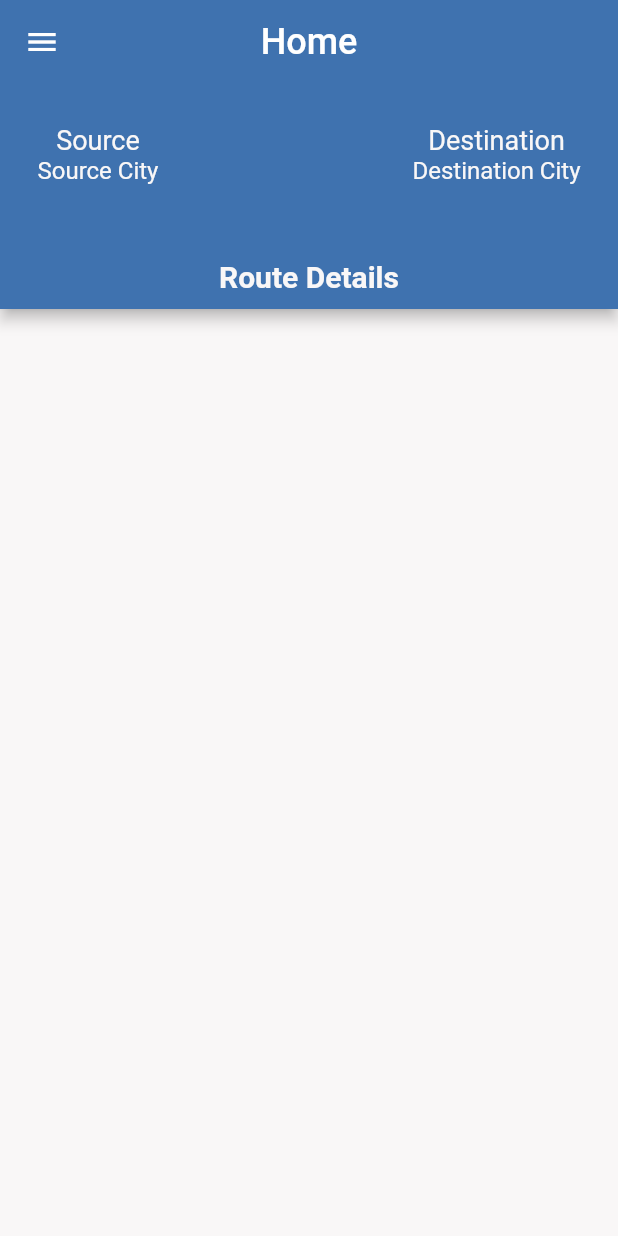
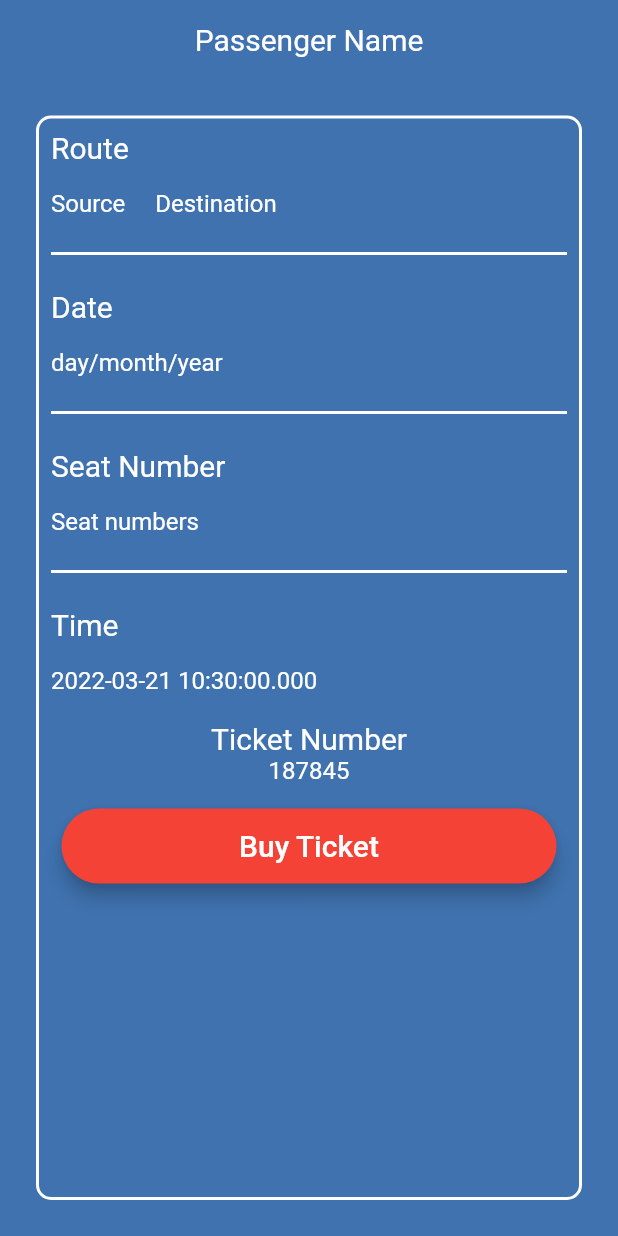
Before and after one commit to usamaTheFirst/bus_app, a Flutter app: the screen it shows after launch, on a phone screen of 412 x 824 dp. Run offline on Flutter 3.47's test engine with Material 2 defaults, Android fonts, the phone set to English and light mode, and no system bars; our stand-ins replace flutter_svg, font_awesome_flutter, intl_phone_number_input; missing offline and left inert: dart:ffi.

Commit message:
"Added payment_screen.dart screen"

```diff
--- a/lib/bus.dart
+++ b/lib/bus.dart
@@ -8,3 +8,4 @@ export 'screens/confirm_details_screen.dart';
 export 'widgets/rounded_button.dart';
 export 'widgets/menu_tile.dart';
 export 'widgets/date_picker.dart';
+export 'screens/payment_screen.dart';
--- a/lib/main.dart
+++ b/lib/main.dart
@@ -26,13 +26,14 @@ class MyApp extends StatelessWidget {
         MainUserScreen.routeName: (context) => const MainUserScreen(),
         BookTicket.routeName: (context) => const BookTicket(),
         ConfirmDetails.routeName: (context) => const ConfirmDetails(),
+        PaymentScreen.routename: (context) => const PaymentScreen()
       },
       title: 'Flutter Demo',
       theme: ThemeData(
         scaffoldBackgroundColor: kBackgroundColor,
         primarySwatch: Colors.blue,
       ),
-      home: const ConfirmDetails(),
+      home: const PaymentScreen(),
     );
   }
 }
--- /dev/null
+++ b/lib/screens/payment_screen.dart
@@ -0,0 +1,157 @@
+import 'dart:ffi';
+
+import 'package:bus_ticket_app/constants/constants.dart';
+import 'package:bus_ticket_app/widgets/rounded_button.dart';
+import 'package:flutter/material.dart';
+
+class PaymentScreen extends StatelessWidget {
+  const PaymentScreen({Key? key}) : super(key: key);
+  static const routename = "/payment-screen";
+  @override
+  Widget build(BuildContext context) {
+    return Scaffold(
+      backgroundColor: kPrimaryColor,
+      body: SafeArea(
+        child: Column(
+          children: [
+            Padding(
+              padding: const EdgeInsets.all(15.0),
+              child: Text(
+                'Passenger Name',
+                style: TextStyle(color: Colors.white, fontSize: 20),
+              ),
+            ),
+            Expanded(
+              child: Container(
+                width: double.infinity,
+                margin: EdgeInsets.all(24),
+                decoration: BoxDecoration(
+                    borderRadius: BorderRadius.all(Radius.circular(10)),
+                    color: kPrimaryColor,
+                    border: Border.all(color: Colors.white, width: 2)),
+                child: Column(
+                  crossAxisAlignment: CrossAxisAlignment.start,
+                  children: [
+                    Padding(
+                      padding: const EdgeInsets.all(8.0),
+                      child: Text(
+                        'Route',
+                        style: TextStyle(color: Colors.white, fontSize: 20),
+                      ),
+                    ),
+                    Row(
+                      children: [
+                        Padding(
+                          padding: const EdgeInsets.all(8.0),
+                          child: Text(
+                            'Source ',
+                            style: TextStyle(color: Colors.white, fontSize: 16),
+                          ),
+                        ),
+                        Padding(
+                          padding: const EdgeInsets.all(8.0),
+                          child: Text(
+                            'Destination',
+                            style: TextStyle(color: Colors.white, fontSize: 16),
+                          ),
+                        ),
+                        SizedBox(
+                          height: 10,
+                        ),
+                      ],
+                    ),
+                    Padding(
+                      padding: const EdgeInsets.all(8.0),
+                      child: Divider(
+                        color: Colors.white,
+                        thickness: 2,
+                      ),
+                    ),
+                    Padding(
+                      padding: const EdgeInsets.all(8.0),
+                      child: Text(
+                        'Date',
+                        style: TextStyle(color: Colors.white, fontSize: 20),
+                      ),
+                    ),
+                    Padding(
+                      padding: const EdgeInsets.all(8.0),
+                      child: Text(
+                        'day/month/year',
+                        style: TextStyle(color: Colors.white, fontSize: 16),
+                      ),
+                    ),
+                    Padding(
+                      padding: const EdgeInsets.all(8.0),
+                      child: Divider(
+                        color: Colors.white,
+                        thickness: 2,
+                      ),
+                    ),
+                    Padding(
+                      padding: const EdgeInsets.all(8.0),
+                      child: Text(
+                        'Seat Number',
+                        style: TextStyle(color: Colors.white, fontSize: 20),
+                      ),
+                    ),
+                    Padding(
+                      padding: const EdgeInsets.all(8.0),
+                      child: Text(
+                        'Seat numbers',
+                        style: TextStyle(color: Colors.white, fontSize: 16),
+                      ),
+                    ),
+                    Padding(
+                      padding: const EdgeInsets.all(8.0),
+                      child: Divider(
+                        color: Colors.white,
+                        thickness: 2,
+                      ),
+                    ),
+                    Padding(
+                      padding: const EdgeInsets.all(8.0),
+                      child: Text(
+                        'Time',
+                        style: TextStyle(color: Colors.white, fontSize: 20),
+                      ),
+                    ),
+                    Padding(
+                      padding: const EdgeInsets.all(8.0),
+                      child: Text(
+                        '${DateTime.now().toLocal()}',
+                        style: TextStyle(color: Colors.white, fontSize: 16),
+                      ),
+                    ),
+                    SizedBox(
+                      height: 10,
+                    ),
+                    Center(
+                      child: Text(
+                        'Ticket Number',
+                        style: TextStyle(color: Colors.white, fontSize: 20),
+                      ),
+                    ),
+                    Center(
+                      child: Text(
+                        '187845',
+                        style: TextStyle(color: Colors.white, fontSize: 16),
+                      ),
+                    ),
+                    Padding(
+                      padding: const EdgeInsets.symmetric(horizontal: 15),
+                      child: RoundedButton(
+                          color: Colors.red,
+                          title: "Buy Ticket",
+                          function: () {}),
+                    )
+                  ],
+                ),
+              ),
+            ),
+          ],
+        ),
+      ),
+    );
+  }
+}
```
Also changed, not shown: pubspec.lock.
